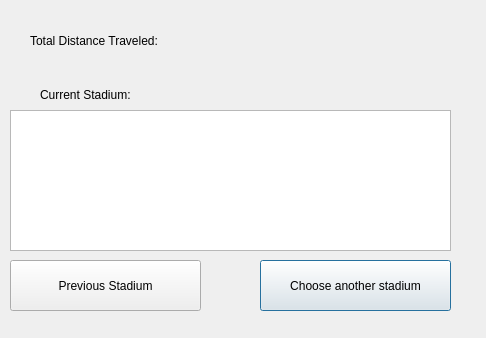
First picture: the form in customtrip.ui, repository Ling2251/CS1D-Project-2-Baseball-Project, before the edit.
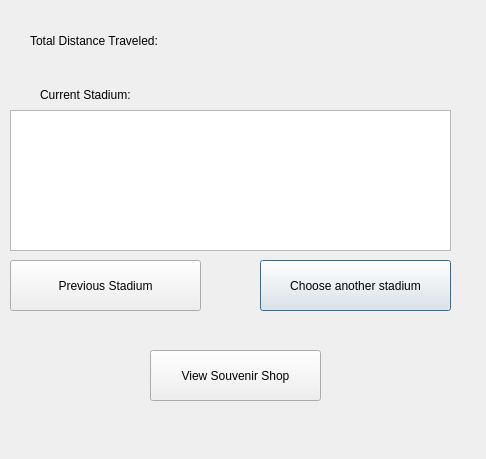
Second picture: the form after the edit.

Commit message: made souvenir buttonfor peijun

```diff
--- a/customtrip.ui
+++ b/customtrip.ui
@@ -7,7 +7,7 @@
     <x>0</x>
     <y>0</y>
     <width>486</width>
-    <height>338</height>
+    <height>459</height>
    </rect>
   </property>
   <property name="windowTitle">
@@ -75,6 +75,19 @@
     <string>Previous Stadium</string>
    </property>
   </widget>
+  <widget class="QPushButton" name="pushButton_3">
+   <property name="geometry">
+    <rect>
+     <x>150</x>
+     <y>350</y>
+     <width>171</width>
+     <height>51</height>
+    </rect>
+   </property>
+   <property name="text">
+    <string>View Souvenir Shop</string>
+   </property>
+  </widget>
  </widget>
  <resources/>
  <connections/>
```
The commit also changes 4 other files.
